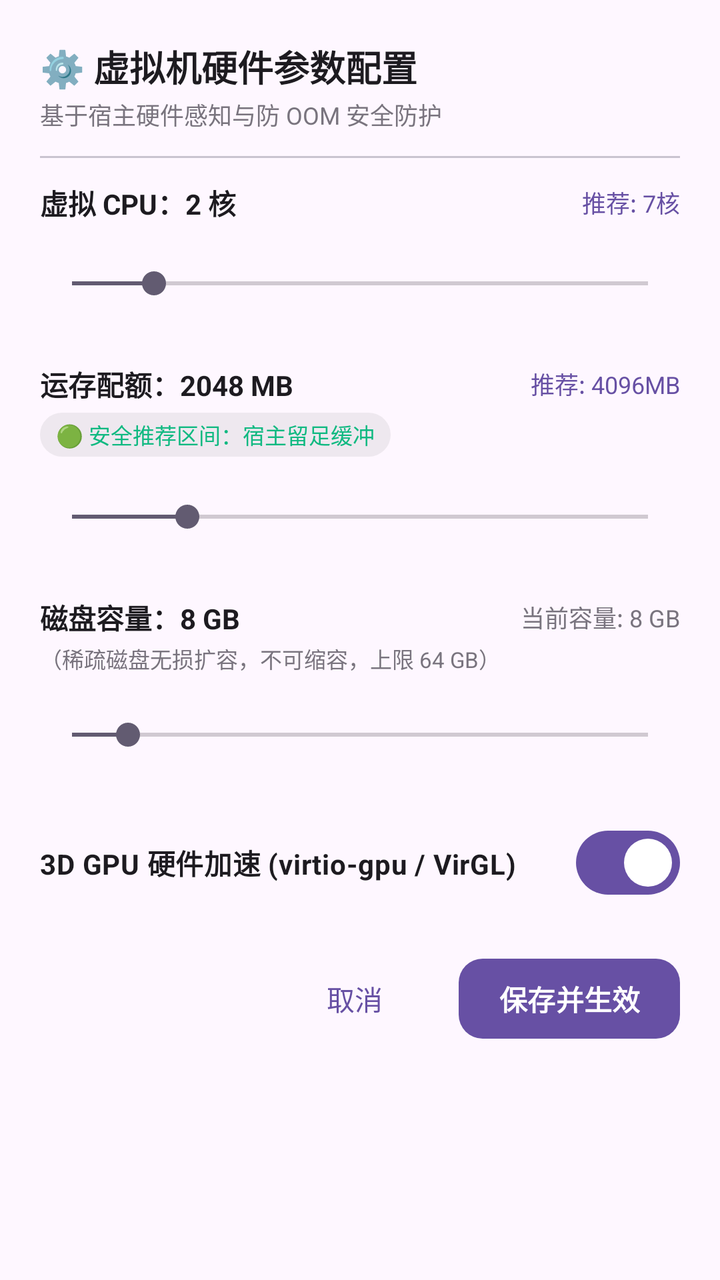
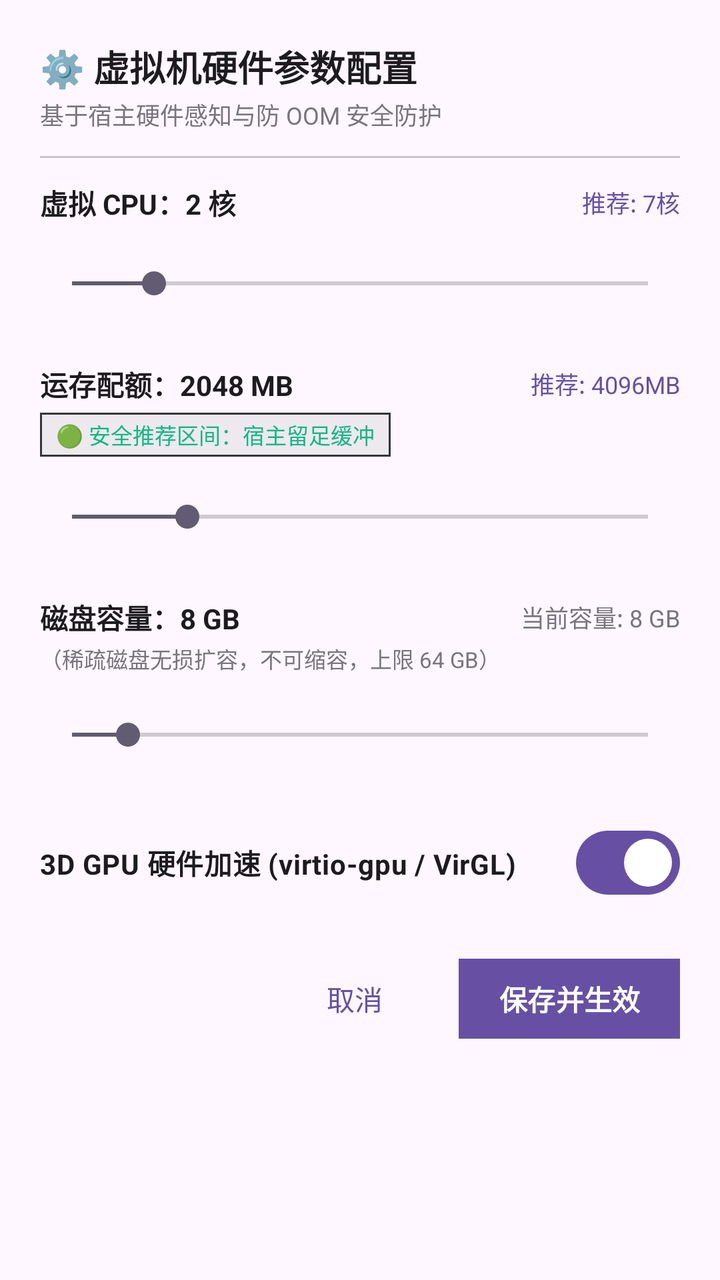

Screens rendered from an Android XML layout before and after an edit, with the pre-edit source and the edit as a unified diff.
<!-- AndroidManifest.xml: application theme Theme.Orchestella -->
<!-- res/layout/layout_vm_hardware_config_dialog.xml -->
<?xml version="1.0" encoding="utf-8"?>
<ScrollView xmlns:android="http://schemas.android.com/apk/res/android"
    xmlns:app="http://schemas.android.com/apk/res-auto"
    android:layout_width="match_parent"
    android:layout_height="wrap_content">

    <LinearLayout
        android:layout_width="match_parent"
        android:layout_height="wrap_content"
        android:orientation="vertical"
        android:padding="20dp">

        <TextView
            android:layout_width="wrap_content"
            android:layout_height="wrap_content"
            android:text="@string/hardware_dialog_title"
            android:textSize="18sp"
            android:textStyle="bold"
            android:textColor="?attr/colorOnSurface" />

        <TextView
            android:layout_width="wrap_content"
            android:layout_height="wrap_content"
            android:layout_marginTop="2dp"
            android:text="基于宿主硬件感知与防 OOM 安全防护"
            android:textSize="12sp"
            android:textColor="?attr/colorOutline" />

        <View
            android:layout_width="match_parent"
            android:layout_height="1dp"
            android:layout_marginTop="12dp"
            android:layout_marginBottom="12dp"
            android:background="?attr/colorOutlineVariant" />

        
        <LinearLayout
            android:layout_width="match_parent"
            android:layout_height="wrap_content"
            android:orientation="horizontal"
            android:gravity="center_vertical">

            <TextView
                android:id="@+id/hw_vcpu_label"
                android:layout_width="0dp"
                android:layout_height="wrap_content"
                android:layout_weight="1"
                android:text="虚拟 CPU：2 核"
                android:textSize="14sp"
                android:textStyle="bold"
                android:textColor="?attr/colorOnSurface" />

            <TextView
                android:id="@+id/hw_vcpu_rec_badge"
                android:layout_width="wrap_content"
                android:layout_height="wrap_content"
                android:text="推荐: 7核"
                android:textSize="12sp"
                android:textColor="?attr/colorPrimary" />
        </LinearLayout>

        <SeekBar
            android:id="@+id/hw_vcpu_seekbar"
            android:layout_width="match_parent"
            android:layout_height="wrap_content"
            android:minHeight="48dp"
            android:layout_marginTop="6dp"
            android:max="7"
            android:progress="1" />

        
        <LinearLayout
            android:layout_width="match_parent"
            android:layout_height="wrap_content"
            android:layout_marginTop="16dp"
            android:orientation="horizontal"
            android:gravity="center_vertical">

            <TextView
                android:id="@+id/hw_ram_label"
                android:layout_width="0dp"
                android:layout_height="wrap_content"
                android:layout_weight="1"
                android:text="运存配额：2048 MB"
                android:textSize="14sp"
                android:textStyle="bold"
                android:textColor="?attr/colorOnSurface" />

            <TextView
                android:id="@+id/hw_ram_rec_badge"
                android:layout_width="wrap_content"
                android:layout_height="wrap_content"
                android:text="推荐: 4096MB"
                android:textSize="12sp"
                android:textColor="?attr/colorPrimary" />
        </LinearLayout>

        <TextView
            android:id="@+id/hw_ram_zone_status"
            android:layout_width="wrap_content"
            android:layout_height="wrap_content"
            android:layout_marginTop="4dp"
            android:background="@drawable/bg_status_badge"
            android:paddingStart="8dp"
            android:paddingTop="3dp"
            android:paddingEnd="8dp"
            android:paddingBottom="3dp"
            android:text="@string/hardware_ram_zone_green"
            android:textSize="11sp"
            android:textColor="@color/zone_green" />

        <SeekBar
            android:id="@+id/hw_ram_seekbar"
            android:layout_width="match_parent"
            android:layout_height="wrap_content"
            android:minHeight="48dp"
            android:layout_marginTop="6dp"
            android:max="30"
            android:progress="6" />

        
        <LinearLayout
            android:layout_width="match_parent"
            android:layout_height="wrap_content"
            android:layout_marginTop="16dp"
            android:orientation="horizontal"
            android:gravity="center_vertical">

            <TextView
                android:id="@+id/hw_disk_label"
                android:layout_width="0dp"
                android:layout_height="wrap_content"
                android:layout_weight="1"
                android:text="磁盘容量：8 GB"
                android:textSize="14sp"
                android:textStyle="bold"
                android:textColor="?attr/colorOnSurface" />

            <TextView
                android:id="@+id/hw_disk_status"
                android:layout_width="wrap_content"
                android:layout_height="wrap_content"
                android:text="当前容量: 8 GB"
                android:textSize="12sp"
                android:textColor="?attr/colorOutline" />
        </LinearLayout>

        <TextView
            android:layout_width="match_parent"
            android:layout_height="wrap_content"
            android:layout_marginTop="2dp"
            android:text="@string/hardware_disk_notice"
            android:textSize="11sp"
            android:textColor="?attr/colorOutline" />

        <SeekBar
            android:id="@+id/hw_disk_seekbar"
            android:layout_width="match_parent"
            android:layout_height="wrap_content"
            android:minHeight="48dp"
            android:layout_marginTop="6dp"
            android:max="62"
            android:progress="6" />

        
        <com.google.android.material.materialswitch.MaterialSwitch
            android:id="@+id/hw_gpu_switch"
            android:layout_width="match_parent"
            android:layout_height="wrap_content"
            android:layout_marginTop="16dp"
            android:text="@string/hardware_gpu_label"
            android:checked="true"
            android:textSize="14sp"
            android:textStyle="bold" />

        
        <LinearLayout
            android:layout_width="match_parent"
            android:layout_height="wrap_content"
            android:layout_marginTop="20dp"
            android:orientation="horizontal"
            android:gravity="end">

            <com.google.android.material.button.MaterialButton
                android:id="@+id/hw_btn_cancel"
                style="@style/Widget.Material3.Button.TextButton"
                android:layout_width="wrap_content"
                android:layout_height="wrap_content"
                android:minHeight="48dp"
                app:cornerRadius="12dp"
                android:paddingStart="16dp"
                android:paddingEnd="16dp"
                android:layout_marginEnd="8dp"
                android:text="@string/hardware_cancel_btn" />

            <com.google.android.material.button.MaterialButton
                android:id="@+id/hw_btn_save"
                style="@style/Widget.Material3.Button"
                android:layout_width="wrap_content"
                android:layout_height="wrap_content"
                android:minHeight="48dp"
                app:cornerRadius="12dp"
                android:paddingStart="20dp"
                android:paddingEnd="20dp"
                android:textStyle="bold"
                android:text="@string/hardware_save_btn" />
        </LinearLayout>

    </LinearLayout>

</ScrollView>
<!-- resources referenced by this layout -->
<resources>
  <color name="zone_green">#10B981</color>
  <!-- drawable bg_status_badge (drawable) -->
  <?xml version="1.0" encoding="utf-8"?>
  <shape xmlns:android="http://schemas.android.com/apk/res/android"
      android:shape="rectangle">
      <corners android:radius="12dp" />
      <solid android:color="#20808080" />
  </shape>
  <string name="hardware_cancel_btn">取消</string>
  <string name="hardware_dialog_title">⚙️ 虚拟机硬件参数配置</string>
  <string name="hardware_disk_notice">（稀疏磁盘无损扩容，不可缩容，上限 64 GB）</string>
  <string name="hardware_gpu_label">3D GPU 硬件加速 (virtio-gpu / VirGL)</string>
  <string name="hardware_ram_zone_green">🟢 安全推荐区间：宿主留足缓冲</string>
  <string name="hardware_save_btn">保存并生效</string>
  <style name="Theme.Orchestella" parent="Theme.Material3.DayNight.NoActionBar">
          <item name="android:fontFamily">sans-serif</item>
          <item name="android:windowActionModeOverlay">true</item>
          <item name="android:statusBarColor">@android:color/transparent</item>
          <item name="android:navigationBarColor">@android:color/transparent</item>
      </style>
</resources>

<!-- the commit's change to res/layout/layout_vm_hardware_config_dialog.xml (unified diff, before → after) -->
@@ -187,7 +187,7 @@
                 android:layout_width="wrap_content"
                 android:layout_height="wrap_content"
                 android:minHeight="48dp"
-                app:cornerRadius="12dp"
+                app:cornerRadius="0dp"
                 android:paddingStart="16dp"
                 android:paddingEnd="16dp"
                 android:layout_marginEnd="8dp"
@@ -199,7 +199,7 @@
                 android:layout_width="wrap_content"
                 android:layout_height="wrap_content"
                 android:minHeight="48dp"
-                app:cornerRadius="12dp"
+                app:cornerRadius="0dp"
                 android:paddingStart="20dp"
                 android:paddingEnd="20dp"
                 android:textStyle="bold"
<!-- resource entries referenced after the edit -->
@@ -5,8 +5,11 @@
   <?xml version="1.0" encoding="utf-8"?>
   <shape xmlns:android="http://schemas.android.com/apk/res/android"
       android:shape="rectangle">
-      <corners android:radius="12dp" />
+      <corners android:radius="0dp" />
       <solid android:color="#20808080" />
+      <stroke
+          android:width="1dp"
+          android:color="#34353D" />
   </shape>
   <string name="hardware_cancel_btn">取消</string>
   <string name="hardware_dialog_title">⚙️ 虚拟机硬件参数配置</string>
